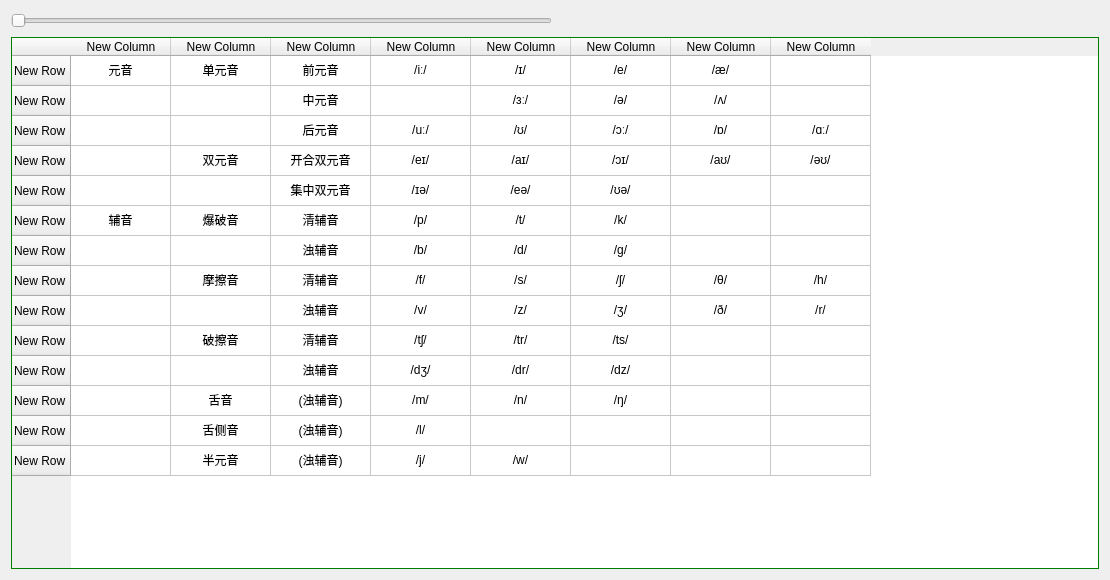
2669397516/MyWordBook, file learnipa.ui: the form before one commit.
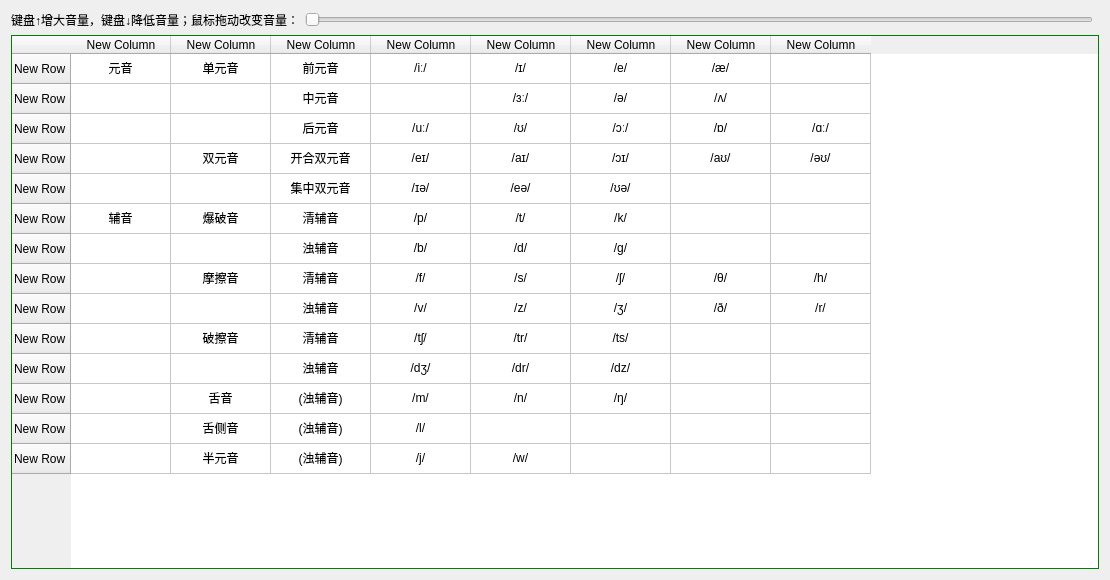
The form after the commit.

Commit message: [add]添加了通过方向键改变音量大小

Diff of the .ui file:
```diff
--- a/learnipa.ui
+++ b/learnipa.ui
@@ -19,27 +19,21 @@
 }</string>
   </property>
   <layout class="QGridLayout" name="gridLayout">
-   <item row="0" column="0">
-    <widget class="QSlider" name="setVolume">
-     <property name="orientation">
-      <enum>Qt::Horizontal</enum>
-     </property>
-    </widget>
-   </item>
    <item row="0" column="1">
-    <spacer name="horizontalSpacer">
+    <widget class="QSlider" name="setVolume">
      <property name="orientation">
       <enum>Qt::Horizontal</enum>
      </property>
-     <property name="sizeHint" stdset="0">
-      <size>
-       <width>40</width>
-       <height>20</height>
-      </size>
+    </widget>
+   </item>
+   <item row="0" column="0">
+    <widget class="QLabel" name="label">
+     <property name="text">
+      <string>键盘↑增大音量，键盘↓降低音量；鼠标拖动改变音量：</string>
      </property>
-    </spacer>
+    </widget>
    </item>
-   <item row="1" column="0" colspan="2">
+   <item row="1" column="0" colspan="3">
     <widget class="QTableWidget" name="tableWidget">
      <row>
       <property name="text">
```
The commit also changes 3 other files.
